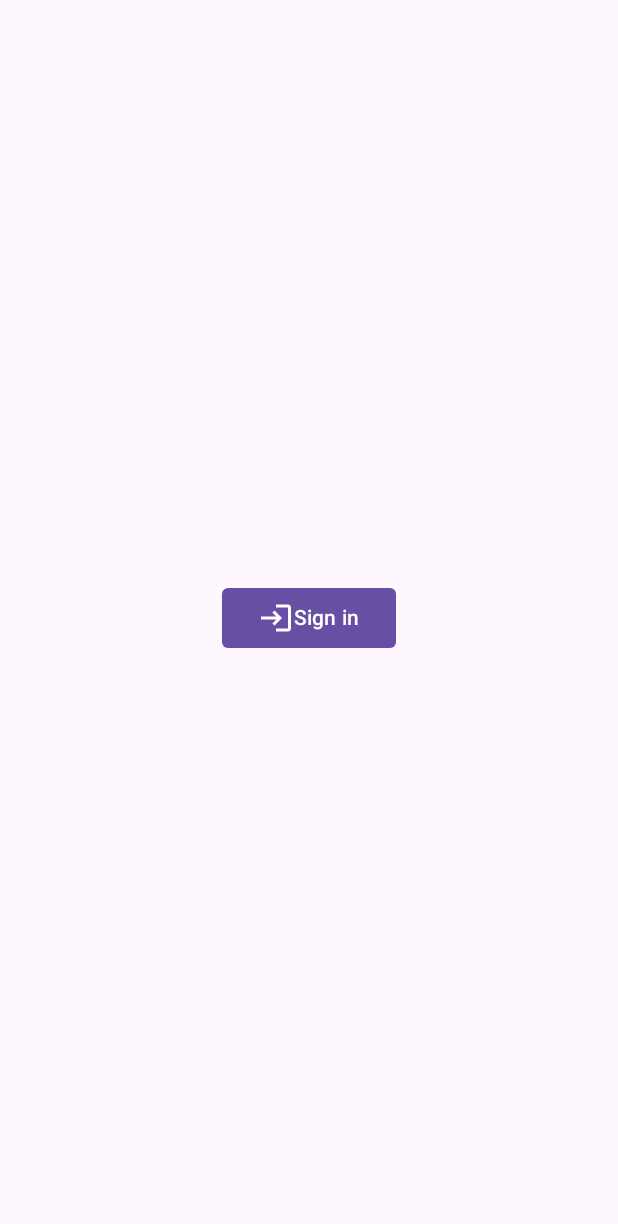
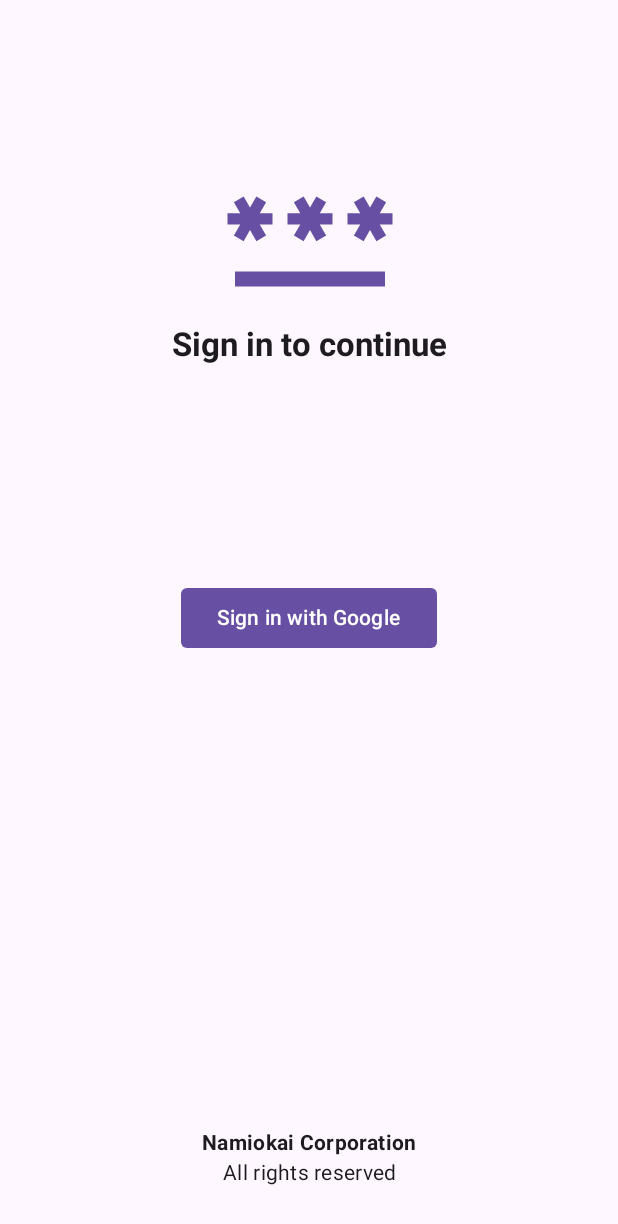
Before and after one commit to mantasjasikenas/namiokai-android-compose, an Android app built with Jetpack Compose: the screen it shows after launch (MainActivity), on a phone screen of 412 x 824 dp. Shown: the top 1224 px of the screen. Run offline under Robolectric (Android 15) with nearby library versions, the phone set to English and light mode, and no system bars; our stand-ins replace Dagger/Hilt's generated code, Firebase (no records; nobody signed in at launch, a user with empty details on screens opened directly); pictures from the network do not load; 7 statements that could not run were skipped.

Commit message:
• Upgraded login screen UI • Fixed sign in bug • Modified `proguard-rules.pro` for release configuration

```diff
--- a/app/src/main/kotlin/com/github/mantasjasikenas/namiokai/di/AuthModule.kt
+++ b/app/src/main/kotlin/com/github/mantasjasikenas/namiokai/di/AuthModule.kt
@@ -27,14 +27,11 @@ object AuthModule {
     @Provides
     @Singleton
     fun provideAuthRepository(
-        @ApplicationContext
-        context: Context,
         oneTapClient: SignInClient,
         usersRepository: UsersRepository,
         @Named(SIGN_IN_REQUEST)
         signInRequest: BeginSignInRequest,
     ) = AuthRepository(
-        context = context,
         oneTapClient = oneTapClient,
         usersRepository = usersRepository,
         signInRequest = signInRequest
--- a/app/src/main/kotlin/com/github/mantasjasikenas/namiokai/navigation/AuthNavGraph.kt
+++ b/app/src/main/kotlin/com/github/mantasjasikenas/namiokai/navigation/AuthNavGraph.kt
@@ -2,33 +2,28 @@ package com.github.mantasjasikenas.namiokai.navigation
 
 import androidx.hilt.navigation.compose.hiltViewModel
 import androidx.navigation.NavGraphBuilder
-import androidx.navigation.NavHostController
 import androidx.navigation.compose.composable
 import androidx.navigation.navigation
 import com.github.mantasjasikenas.feature.login.LoginScreen
-import com.github.mantasjasikenas.feature.login.SignInViewModel
+import com.github.mantasjasikenas.feature.login.LoginViewModel
 import com.github.mantasjasikenas.namiokai.MainActivityViewModel
 
 fun NavGraphBuilder.authNavGraph(
-    navController: NavHostController,
     @Suppress("UNUSED_PARAMETER")
-    mainActivityViewModel: MainActivityViewModel
+    mainActivityViewModel: MainActivityViewModel,
+    onSuccessfulLogin: () -> Unit
 ) {
     navigation(
         startDestination = Screen.Login.route,
         route = NavGraph.Auth.route
     ) {
         composable(route = Screen.Login.route) {
-            val viewModel: SignInViewModel = hiltViewModel()
+            val viewModel: LoginViewModel = hiltViewModel()
 
             LoginScreen(viewModel = viewModel,
                 onSuccessfulLogin = {
                     viewModel.resetState()
-                    navController.navigate(NavGraph.Home.route) {
-                        popUpTo(NavGraph.Root.route) {
-                            inclusive = false
-                        }
-                    }
+                    onSuccessfulLogin()
                 })
 
         }
--- a/core/common/src/main/java/com/github/mantasjasikenas/core/common/util/Constants.kt
+++ b/core/common/src/main/java/com/github/mantasjasikenas/core/common/util/Constants.kt
@@ -2,13 +2,11 @@ package com.github.mantasjasikenas.core.common.util
 
 object Constants {
 
+    const val GITHUB_URL = "https://github.com/mantasjasikenas/namiokai-android-compose"
+
     const val DATE_TIME_FORMAT = "yyyy-MM-dd'T'HH:mm:ss"
 
     const val DATE_TIME_DISPLAY_FORMAT = "yyyy-MM-dd HH:mm:ss"
-
-    const val NAMIOKAI_ASSETS_URL = "https://github.com/mantasjasikenas/namiokai-android-compose"
-    //const val NAMIOKAI_ASSETS_FOLDER = "Namiokai-Assets"
-
 
     const val DOWNLOAD_CHANNEL_ID = "download_channel"
     const val IMAGES_TYPE = "image/*"
--- a/core/data/src/main/java/com/github/mantasjasikenas/core/data/repository/UsersRepositoryImpl.kt
+++ b/core/data/src/main/java/com/github/mantasjasikenas/core/data/repository/UsersRepositoryImpl.kt
@@ -10,8 +10,11 @@ import com.google.firebase.firestore.FirebaseFirestore
 import com.google.firebase.firestore.ktx.snapshots
 import com.google.firebase.firestore.ktx.toObject
 import com.google.firebase.storage.FirebaseStorage
+import kotlinx.coroutines.ExperimentalCoroutinesApi
+import kotlinx.coroutines.channels.awaitClose
 import kotlinx.coroutines.flow.Flow
-import kotlinx.coroutines.flow.flowOf
+import kotlinx.coroutines.flow.callbackFlow
+import kotlinx.coroutines.flow.flatMapLatest
 import kotlinx.coroutines.flow.map
 import kotlinx.coroutines.tasks.await
 import kotlinx.serialization.json.Json
@@ -34,14 +37,31 @@ class UsersRepositoryImpl @Inject constructor(
 ) :
     UsersRepository {
 
-    override val currentUser: Flow<User> = auth.uid?.let { uid ->
-        db.collection(USERS_COLLECTION)
-            .document(uid)
-            .snapshots()
-            .map {
-                it.toObject<User>()!!
+    private fun getAuthState() = callbackFlow {
+        val authStateListener = FirebaseAuth.AuthStateListener { auth ->
+            trySend(auth.currentUser == null)
+        }
+
+        auth.addAuthStateListener(authStateListener)
+
+        awaitClose {
+            auth.removeAuthStateListener(authStateListener)
+        }
+    }
+
+    @OptIn(ExperimentalCoroutinesApi::class)
+    override val currentUser: Flow<User> =
+        getAuthState().flatMapLatest { isUserLoggedOut ->
+            if (isUserLoggedOut) {
+                callbackFlow {
+                    trySend(User())
+                    awaitClose()
+                }
             }
-    } ?: flowOf(User())
+            else {
+                getUser(auth.currentUser!!.uid)
+            }
+        }
 
     override fun getUsers(): Flow<List<User>> =
         db.collection(USERS_COLLECTION)
--- a/core/domain/src/main/java/com/github/mantasjasikenas/core/domain/repository/AuthRepository.kt
+++ b/core/domain/src/main/java/com/github/mantasjasikenas/core/domain/repository/AuthRepository.kt
@@ -1,11 +1,9 @@
 package com.github.mantasjasikenas.core.domain.repository
 
-import android.content.Context
 import android.content.Intent
 import android.content.IntentSender
 import com.github.mantasjasikenas.core.common.util.Constants.SIGN_IN_REQUEST
 import com.github.mantasjasikenas.core.domain.model.SignInResult
-import com.github.mantasjasikenas.core.domain.model.User
 import com.github.mantasjasikenas.core.domain.model.toUser
 import com.google.android.gms.auth.api.identity.BeginSignInRequest
 import com.google.android.gms.auth.api.identity.SignInClient
@@ -17,7 +15,6 @@ import kotlinx.coroutines.tasks.await
 import javax.inject.Named
 
 class AuthRepository(
-    private val context: Context,
     private val oneTapClient: SignInClient,
     private val usersRepository: UsersRepository,
     @Named(SIGN_IN_REQUEST)
@@ -28,7 +25,6 @@ class AuthRepository(
     suspend fun signIn(): IntentSender? {
         val result = try {
             oneTapClient.beginSignIn(
-//                buildSignInRequest()
                 signInRequest
             )
                 .await()
@@ -37,6 +33,7 @@ class AuthRepository(
             if (e is CancellationException) throw e
             null
         }
+
         return result?.pendingIntent?.intentSender
     }
 
@@ -84,7 +81,4 @@ class AuthRepository(
         }
     }
 
-    fun getSignedInUser(): User? = auth.currentUser?.run {
-        toUser()
-    }
 }
--- a/feature/login/src/main/java/com/github/mantasjasikenas/feature/login/LoginScreen.kt
+++ b/feature/login/src/main/java/com/github/mantasjasikenas/feature/login/LoginScreen.kt
@@ -5,24 +5,45 @@ import android.widget.Toast
 import androidx.activity.compose.rememberLauncherForActivityResult
 import androidx.activity.result.IntentSenderRequest
 import androidx.activity.result.contract.ActivityResultContracts
+import androidx.compose.foundation.clickable
+import androidx.compose.foundation.layout.Box
+import androidx.compose.foundation.layout.Column
+import androidx.compose.foundation.layout.fillMaxSize
+import androidx.compose.foundation.layout.padding
+import androidx.compose.foundation.layout.size
+import androidx.compose.foundation.shape.RoundedCornerShape
+import androidx.compose.material.icons.Icons
+import androidx.compose.material.icons.outlined.Password
+import androidx.compose.material3.Button
+import androidx.compose.material3.Icon
+import androidx.compose.material3.MaterialTheme
+import androidx.compose.material3.Surface
+import androidx.compose.material3.Text
 import androidx.compose.runtime.Composable
 import androidx.compose.runtime.LaunchedEffect
 import androidx.compose.runtime.collectAsState
 import androidx.compose.runtime.getValue
 import androidx.compose.runtime.rememberCoroutineScope
+import androidx.compose.ui.Alignment
+import androidx.compose.ui.Modifier
 import androidx.compose.ui.platform.LocalContext
+import androidx.compose.ui.platform.LocalUriHandler
+import androidx.compose.ui.text.font.FontWeight
+import androidx.compose.ui.text.style.TextAlign
+import androidx.compose.ui.unit.dp
 import androidx.hilt.navigation.compose.hiltViewModel
+import com.github.mantasjasikenas.core.common.util.Constants
 import kotlinx.coroutines.launch
 
 @Composable
 fun LoginScreen(
-    viewModel: SignInViewModel = hiltViewModel(),
+    viewModel: LoginViewModel = hiltViewModel(),
     onSuccessfulLogin: () -> Unit
 ) {
     val context = LocalContext.current
     val state by viewModel.state.collectAsState()
     val lifecycleScope = rememberCoroutineScope()
-    val googleAuthUiClient = viewModel.authRepository
+    val authRepository = viewModel.authRepository
 
 
     val launcher = rememberLauncherForActivityResult(
@@ -30,7 +51,7 @@ fun LoginScreen(
         onResult = { result ->
             if (result.resultCode == Activity.RESULT_OK) {
                 lifecycleScope.launch {
-                    val signInResult = googleAuthUiClient.signInWithIntent(
+                    val signInResult = authRepository.signInWithIntent(
                         intent = result.data ?: return@launch
                     )
                     viewModel.onSignInResult(signInResult)
@@ -45,7 +66,8 @@ fun LoginScreen(
                 context,
                 "Sign in successful",
                 Toast.LENGTH_LONG
-            ).show()
+            )
+                .show()
             onSuccessfulLogin()
         }
     }
@@ -54,13 +76,96 @@ fun LoginScreen(
         state = state,
         onSignInClick = {
             lifecycleScope.launch {
-                val signInIntentSender = googleAuthUiClient.signIn()
+                val signInIntentSender = authRepository.signIn()
                 launcher.launch(
                     IntentSenderRequest.Builder(
                         signInIntentSender ?: return@launch
-                    ).build()
+                    )
+                        .build()
                 )
             }
         }
     )
 }
+
+@Composable
+fun SignInContent(
+    state: SignInState,
+    onSignInClick: () -> Unit
+) {
+    val context = LocalContext.current
+    val uriHandler = LocalUriHandler.current
+
+    LaunchedEffect(key1 = state.signInError) {
+        state.signInError?.let { error ->
+            Toast.makeText(
+                context,
+                error,
+                Toast.LENGTH_LONG
+            )
+                .show()
+        }
+    }
+
+    Surface {
+        Box(
+            modifier = Modifier
+                .fillMaxSize()
+                .padding(16.dp),
+        ) {
+            Column(
+                horizontalAlignment = Alignment.CenterHorizontally,
+                modifier = Modifier
+                    .padding(top = 80.dp)
+                    .align(Alignment.TopCenter)
+            ) {
+                Icon(
+                    imageVector = Icons.Outlined.Password,
+                    contentDescription = null,
+                    tint = MaterialTheme.colorScheme.primary,
+                    modifier = Modifier
+                        .size(120.dp)
+
+                )
+                Text(
+                    text = "Sign in to continue",
+                    style = MaterialTheme.typography.titleLarge,
+                    fontWeight = FontWeight.Bold,
+                )
+            }
+
+
+            Button(
+                onClick = onSignInClick,
+                shape = RoundedCornerShape(4.dp),
+                modifier = Modifier.align(Alignment.Center)
+            ) {
+                Text(text = "Sign in with Google")
+            }
+
+            Column(
+                modifier = Modifier
+                    .align(Alignment.BottomCenter)
+                    .padding(bottom = 16.dp),
+                horizontalAlignment = Alignment.CenterHorizontally
+            ) {
+                Text(
+                    modifier = Modifier.clickable {
+                        uriHandler.openUri(Constants.GITHUB_URL)
+
+                    },
+                    text = "Namiokai Corporation",
+                    style = MaterialTheme.typography.bodyMedium,
+                    textAlign = TextAlign.Center,
+                    fontWeight = FontWeight.Bold,
+                )
+                Text(
+                    text = "All rights reserved",
+                    style = MaterialTheme.typography.bodyMedium,
+                    textAlign = TextAlign.Center,
+                )
+            }
+
+        }
+    }
+}
--- a/feature/login/src/main/java/com/github/mantasjasikenas/feature/login/SignInViewModel.kt
+++ b/feature/login/src/main/java/com/github/mantasjasikenas/feature/login/LoginViewModel.kt
@@ -1,8 +1,8 @@
 package com.github.mantasjasikenas.feature.login
 
 import androidx.lifecycle.ViewModel
+import com.github.mantasjasikenas.core.domain.model.SignInResult
 import com.github.mantasjasikenas.core.domain.repository.AuthRepository
-import com.github.mantasjasikenas.core.domain.model.SignInResult
 import dagger.hilt.android.lifecycle.HiltViewModel
 import kotlinx.coroutines.flow.MutableStateFlow
 import kotlinx.coroutines.flow.asStateFlow
@@ -10,7 +10,7 @@ import kotlinx.coroutines.flow.update
 import javax.inject.Inject
 
 @HiltViewModel
-class SignInViewModel @Inject constructor(
+class LoginViewModel @Inject constructor(
     val authRepository: AuthRepository
 ): ViewModel() {
 
--- a/feature/login/src/main/java/com/github/mantasjasikenas/feature/login/SignInContent.kt
+++ /dev/null
@@ -1,58 +0,0 @@
-package com.github.mantasjasikenas.feature.login
-
-import android.widget.Toast
-import androidx.compose.foundation.layout.Box
-import androidx.compose.foundation.layout.fillMaxSize
-import androidx.compose.foundation.layout.padding
-import androidx.compose.foundation.shape.RoundedCornerShape
-import androidx.compose.material.icons.Icons
-import androidx.compose.material.icons.automirrored.outlined.Login
-import androidx.compose.material3.Button
-import androidx.compose.material3.Icon
-import androidx.compose.material3.Surface
-import androidx.compose.material3.Text
-import androidx.compose.runtime.Composable
-import androidx.compose.runtime.LaunchedEffect
-import androidx.compose.ui.Alignment
-import androidx.compose.ui.Modifier
-import androidx.compose.ui.platform.LocalContext
-import androidx.compose.ui.unit.dp
-
-@Composable
-fun SignInContent(
-    state: SignInState,
-    onSignInClick: () -> Unit
-) {
-    val context = LocalContext.current
-    LaunchedEffect(key1 = state.signInError) {
-        state.signInError?.let { error ->
-            Toast.makeText(
-                context,
-                error,
-                Toast.LENGTH_LONG
-            )
-                .show()
-        }
-    }
-
-    Surface {
-        Box(
-            modifier = Modifier
-                .fillMaxSize()
-                .padding(16.dp),
-            contentAlignment = Alignment.Center
-        ) {
-            Button(
-                onClick = onSignInClick,
-                shape = RoundedCornerShape(4.dp)
-            ) {
-                Icon(
-                    imageVector = Icons.AutoMirrored.Outlined.Login,
-                    contentDescription = null
-                )
-                Text(text = "Sign in")
-            }
-
-        }
-    }
-}
```
Also changed, not shown: app/src/main/kotlin/com/github/mantasjasikenas/namiokai/NamiokaiApp.kt (+19 -4 lines), app/src/main/kotlin/com/github/mantasjasikenas/namiokai/navigation/NamiokaiNavGraph.kt (+6 -2 lines), feature/profile/src/main/java/com/github/mantasjasikenas/feature/profile/ProfileScreen.kt (+7 -22 lines), feature/profile/src/main/java/com/github/mantasjasikenas/feature/profile/ProfileViewModel.kt (+8 -0 lines), feature/settings/src/main/kotlin/com/github/mantasjasikenas/feature/settings/SettingsScreen.kt (+6 -2 lines), 1 other file.
